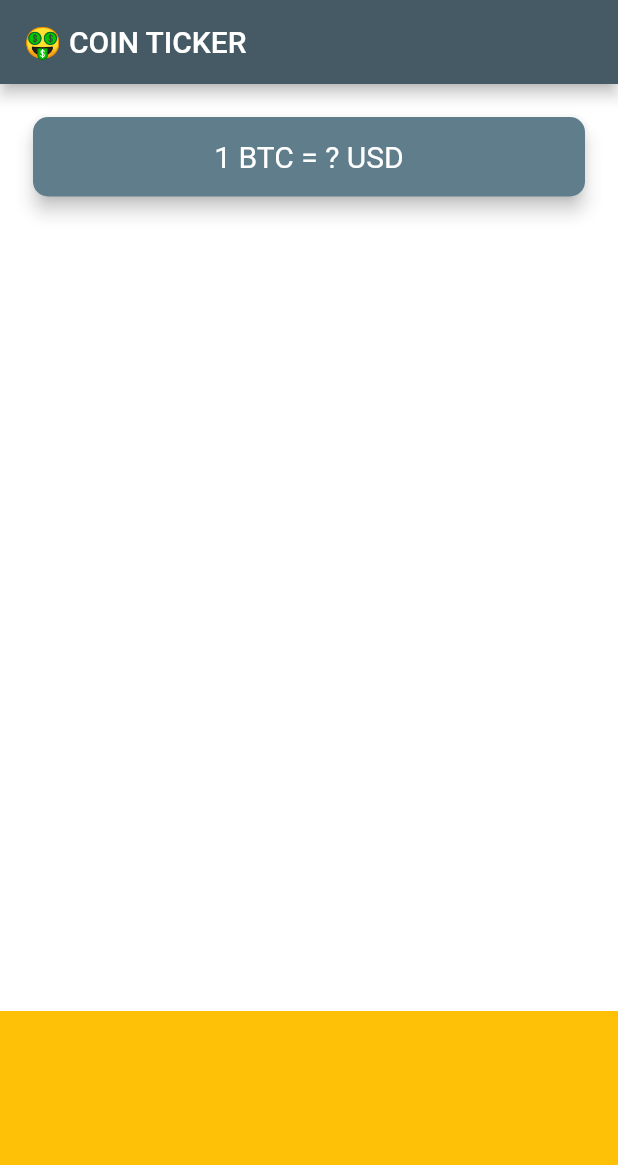
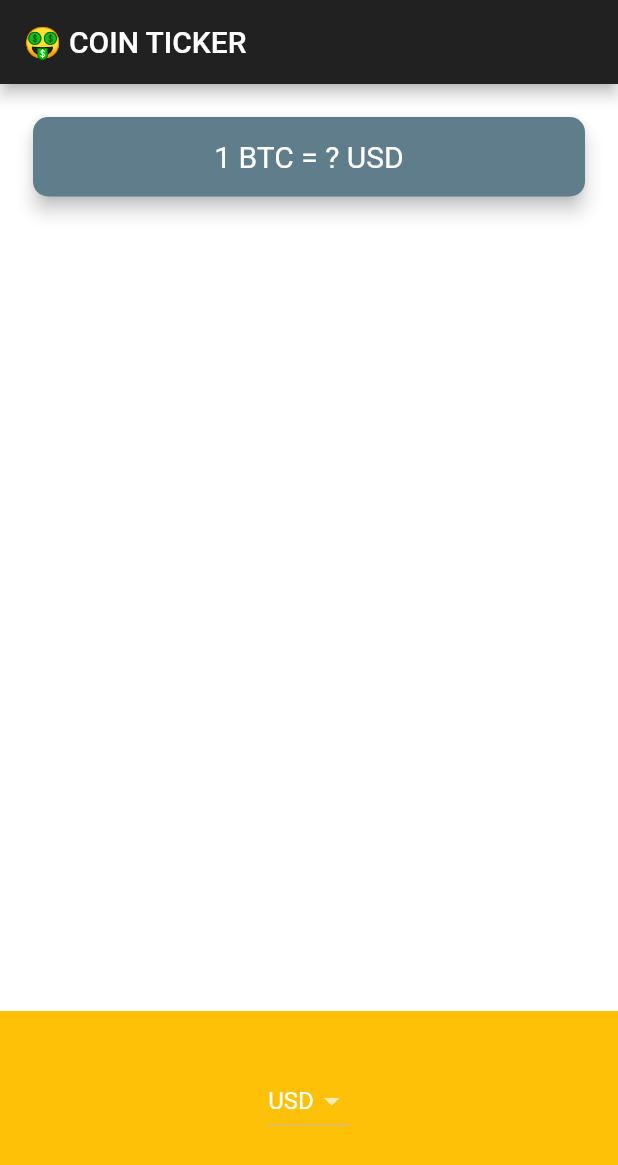
Before and after one commit to piotrstanny/flutter-crypto-live, a Flutter app: the screen it shows after launch, on a phone screen of 412 x 824 dp. Shown: the top 1165 px of the screen. Run offline on Flutter 3.47's test engine with Material 2 defaults, Android fonts, the phone set to English and light mode, and no system bars.

Commit message:
Implement dropdown button

```diff
--- a/lib/main.dart
+++ b/lib/main.dart
@@ -10,7 +10,7 @@ class MyApp extends StatelessWidget {
   Widget build(BuildContext context) {
     return MaterialApp(
       theme: ThemeData.dark().copyWith(
-        primaryColor: Color(0xFF455A64),
+//        primaryColor: Color(0xFF455A64),
         scaffoldBackgroundColor: Colors.white,
       ),
       home: PriceScreen(),
--- a/lib/price_screen.dart
+++ b/lib/price_screen.dart
@@ -6,6 +6,8 @@ class PriceScreen extends StatefulWidget {
 }
 
 class _PriceScreenState extends State<PriceScreen> {
+  String selectedCurrency = 'USD';
+
   @override
   Widget build(BuildContext context) {
     return Scaffold(
@@ -42,7 +44,23 @@ class _PriceScreenState extends State<PriceScreen> {
             alignment: Alignment.center,
             padding: EdgeInsets.only(bottom: 30.0),
             color: Color(0xFFFFC107),
-            child: null,
+            child: DropdownButton(
+                value: selectedCurrency,
+                items: [
+                  DropdownMenuItem(
+                    child: Text('USD'),
+                    value: 'USD',
+                  ),
+                  DropdownMenuItem(
+                    child: Text('EUR'),
+                    value: 'EUR',
+                  ),
+                ],
+                onChanged: (value) {
+                  setState(() {
+                    selectedCurrency = value;
+                  });
+                }),
           ),
         ],
       ),
```
